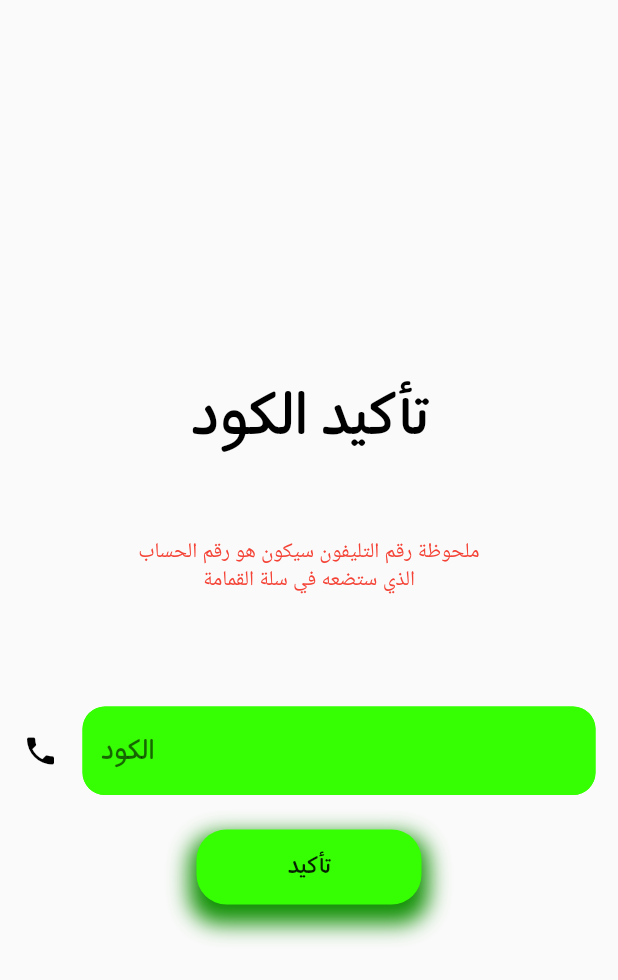
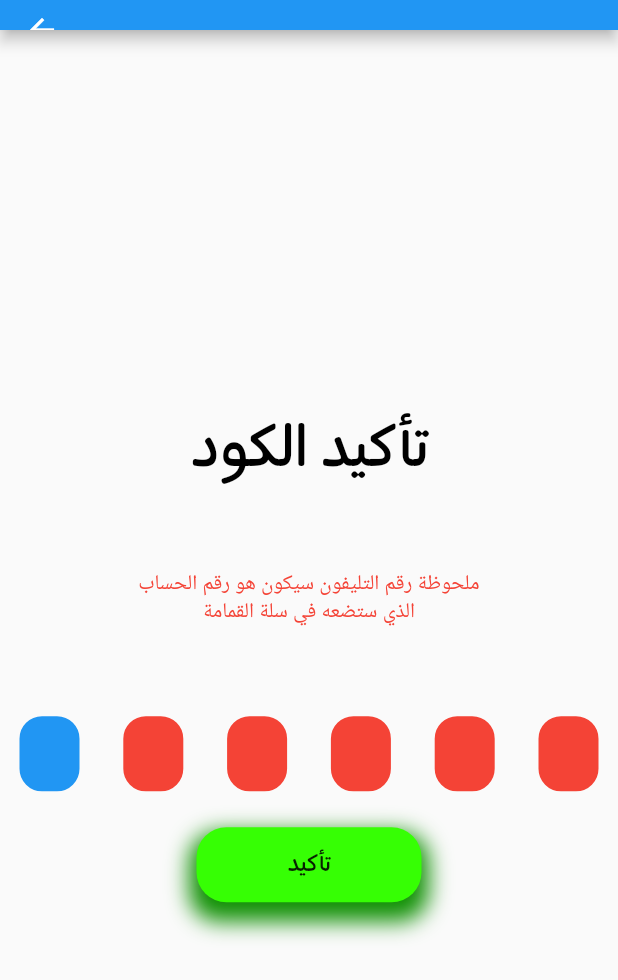
Before and after one commit to mark-maher-moris/smart_trash_can, a Flutter app: the screen it shows after launch, after a tap on "ارسل كود التفعيل", on a phone screen of 412 x 824 dp. Shown: the top 980 px of the screen. Run offline on Flutter 3.47's test engine with Material 2 defaults, Android fonts, the light colour scheme and no system bars; drawn by our look-alikes of pin_code_fields; our stand-ins replace fluttertoast; missing offline and left inert: icon_broken.

Commit message:
pin code ui added

```diff
--- a/lib/layout/code_screen.dart
+++ b/lib/layout/code_screen.dart
@@ -1,7 +1,8 @@
 import 'package:flutter/material.dart';
-
+import 'package:flutter/services.dart';
 import '../shared/styles/themes.dart';
 import 'home_screen.dart';
+import 'package:pin_code_fields/pin_code_fields.dart';
 
 class CodeScreen extends StatelessWidget {
   const CodeScreen({super.key});
@@ -10,6 +11,12 @@ class CodeScreen extends StatelessWidget {
   Widget build(BuildContext context) {
     return SafeArea(
         child: Scaffold(
+      appBar: PreferredSize(
+          preferredSize: const Size.fromHeight(20),
+          child: AppBar(
+              systemOverlayStyle: const SystemUiOverlayStyle(
+            statusBarColor: Colors.black,
+          ))),
       body: Center(
         child: SingleChildScrollView(
           child: Column(
@@ -34,7 +41,7 @@ class CodeScreen extends StatelessWidget {
               SizedBox(
                 height: 60,
               ),
-              custemTF(icn: Icons.phone, hintTxt: 'الكود'),
+              PinWidget(),
               myBox(
                   h: 50,
                   w: 150,
@@ -54,3 +61,36 @@ class CodeScreen extends StatelessWidget {
     ));
   }
 }
+
+class PinWidget extends StatelessWidget {
+  PinWidget({super.key});
+  int inputCode = 0;
+  @override
+  Widget build(BuildContext context) {
+    return Padding(
+      padding: const EdgeInsets.only(left: 13, right: 13),
+      child: PinCodeTextField(
+          autoFocus: true,
+          animationCurve: Curves.bounceOut,
+          keyboardType: TextInputType.number,
+          enablePinAutofill: true,
+          enableActiveFill: true,
+          pinTheme: PinTheme(
+              shape: PinCodeFieldShape.box,
+              borderRadius: BorderRadius.all(Radius.circular(15))),
+          autoDismissKeyboard: true,
+          appContext: context,
+          animationDuration: Duration(milliseconds: 300),
+          length: 6,
+          onCompleted: (val) {
+            inputCode = int.parse(val);
+            //circle loading
+            print(inputCode);
+          },
+          onChanged: (val) {
+            //inputCode = int.parse(val);
+            //print(inputCode);
+          }),
+    );
+  }
+}
--- a/lib/layout/login_screen.dart
+++ b/lib/layout/login_screen.dart
@@ -1,6 +1,6 @@
 import 'package:flutter/material.dart';
 import 'package:smart_trash_can/shared/styles/themes.dart';
-
+import 'package:icon_broken/icon_broken.dart';
 import 'code_screen.dart';
 
 class Login extends StatelessWidget {
@@ -34,8 +34,8 @@ class Login extends StatelessWidget {
               SizedBox(
                 height: 60,
               ),
-              custemTF(icn: Icons.phone, hintTxt: 'رقم التليفون'),
-              custemTF(icn: Icons.phone, hintTxt: 'الاسم'),
+              custemTF(icn: IconBroken.Call, hintTxt: 'رقم التليفون'),
+              custemTF(icn: IconBroken.User, hintTxt: 'الاسم'),
               myBox(
                   h: 50,
                   w: 150,
--- a/pubspec.yaml
+++ b/pubspec.yaml
@@ -20,6 +20,7 @@ dependencies:
   #shared_preferences: ^2.0.15
   fluttertoast: ^8.1.1
   icon_broken: ^1.1.0
+  pin_code_fields: ^7.4.0
 
 
 
```
Also changed, not shown: pubspec.lock.
